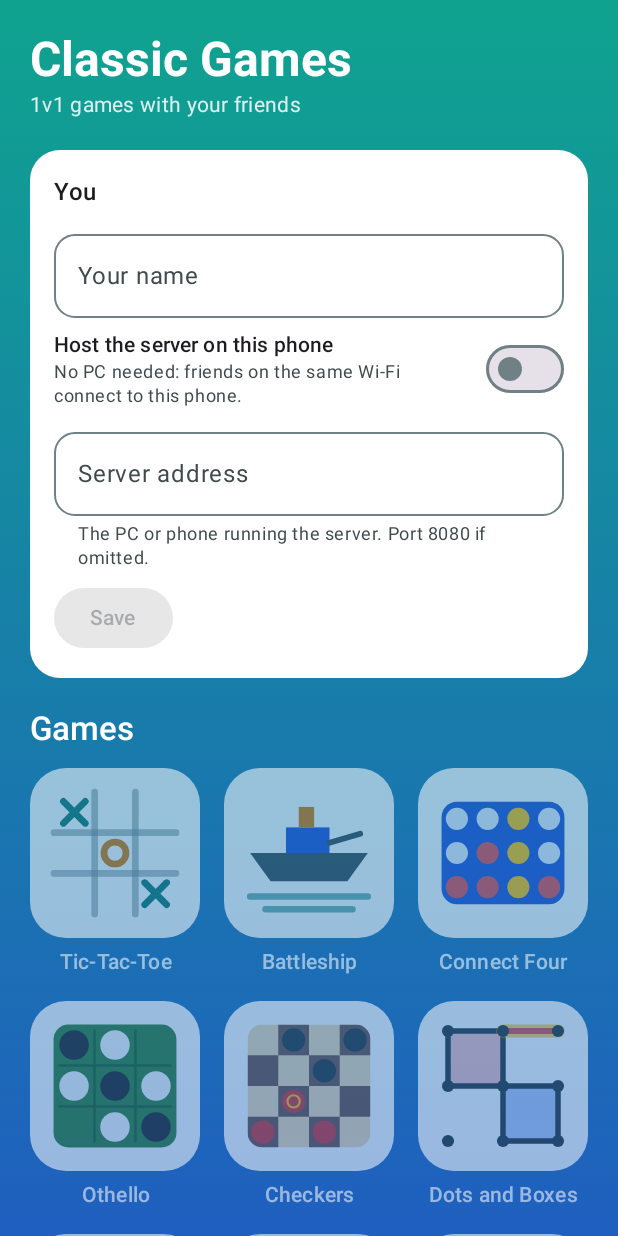
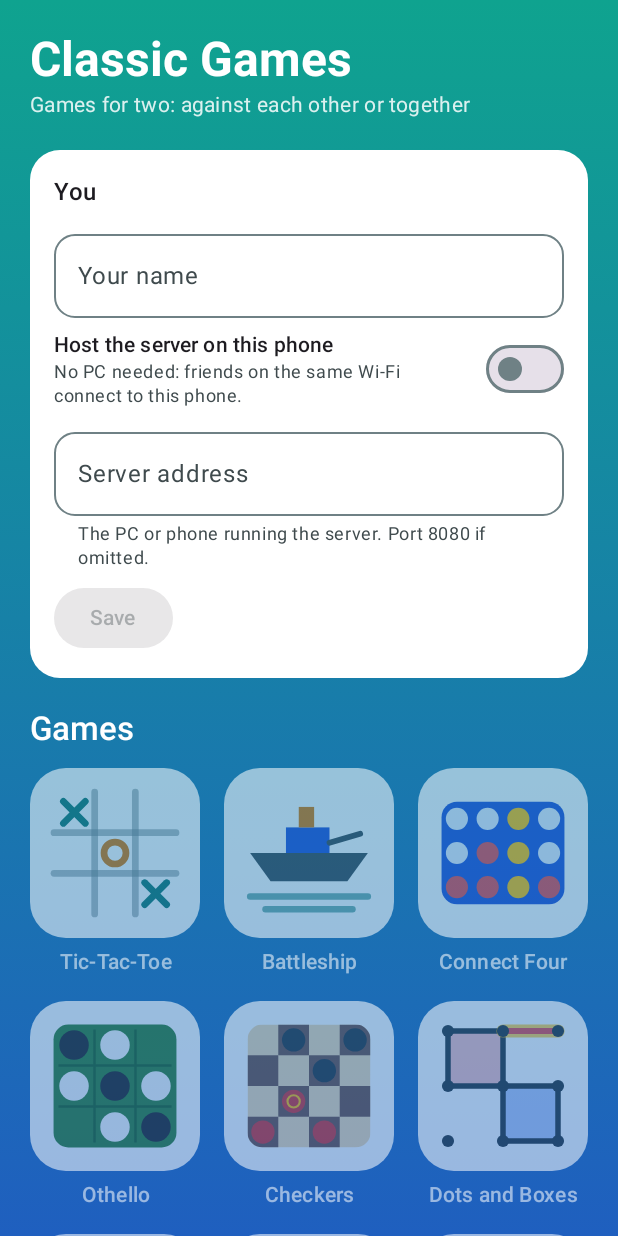
Before and after one commit to JoaquinAyG/1v1-games, an Android app built with Jetpack Compose: the screen it shows after launch (MainActivity), on a phone screen of 412 x 824 dp. Run offline under Robolectric (Android 15) with nearby library versions, the phone set to English and light mode, and no system bars.

Commit message:
Say in the lobby that games can be played together too
The subtitle said "1v1 games with your friends", which no longer fits
Maze Guide and Hanabi, where both players win or lose together. It now
says "Games for two: against each other or together", like the
README's intro.

```diff
--- a/app/src/main/kotlin/com/classicgames/app/ui/LobbyScreen.kt
+++ b/app/src/main/kotlin/com/classicgames/app/ui/LobbyScreen.kt
@@ -69,7 +69,7 @@ fun LobbyScreen(viewModel: AppViewModel, onRequestNotifications: () -> Unit) {
                 color = Color.White,
             )
             Text(
-                "1v1 games with your friends",
+                "Games for two: against each other or together",
                 style = MaterialTheme.typography.bodyMedium,
                 color = Color.White.copy(alpha = 0.85f),
             )
```
